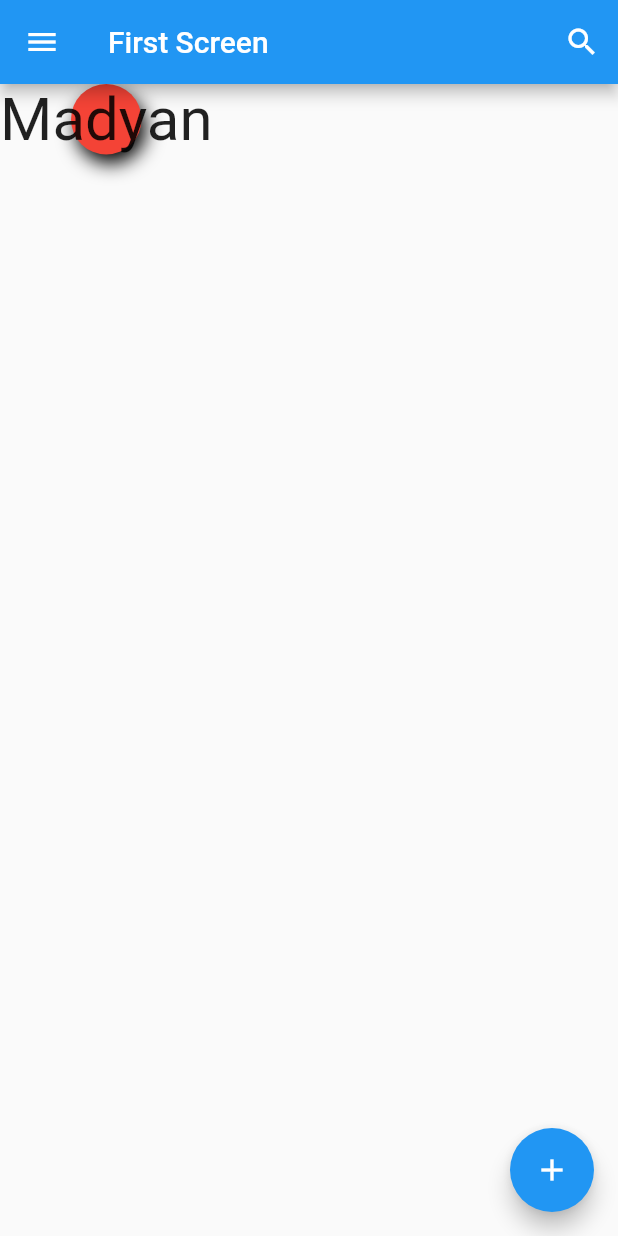
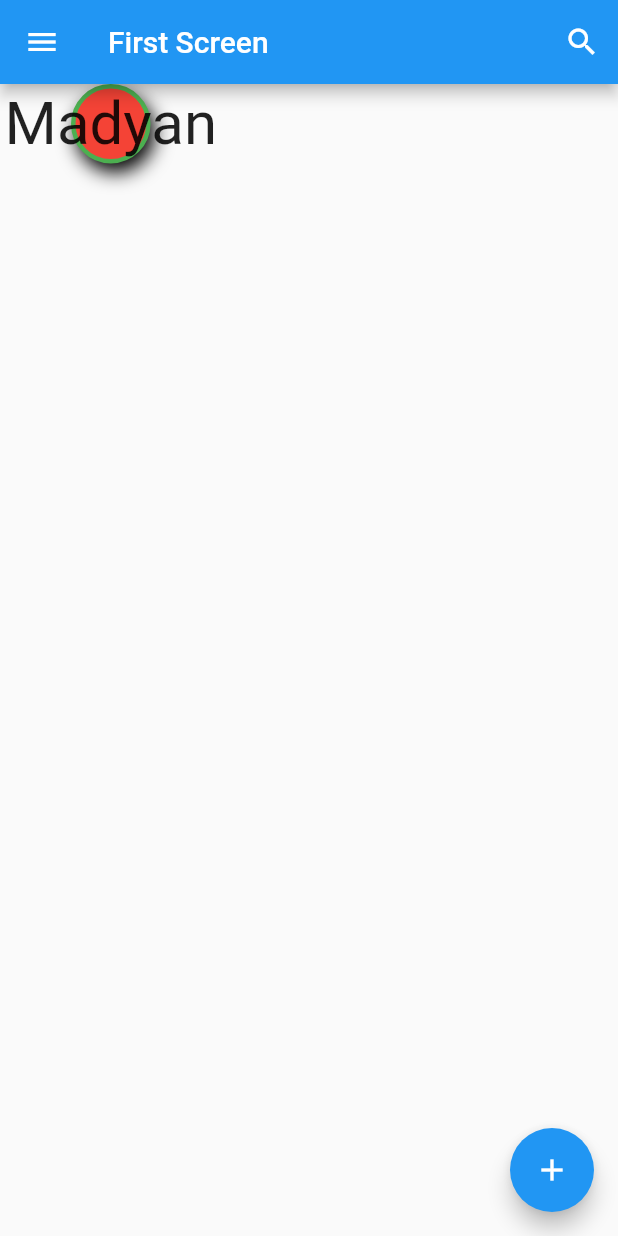
Before and after one commit to madyanes/flutter-intro-widget, a Flutter app: the screen it shows after launch, on a phone screen of 412 x 824 dp. Run offline on Flutter 3.47's test engine with Material 2 defaults, Android fonts, the phone set to English and light mode, and no system bars.

Commit message:
applying border to the container

```diff
--- a/lib/main.dart
+++ b/lib/main.dart
@@ -43,10 +43,11 @@ class FirstScreen extends StatelessWidget {
         ),
       ),
       body: Container(
-        decoration: const BoxDecoration(
+        decoration: BoxDecoration(
           color: Colors.red,
           shape: BoxShape.circle,
-          boxShadow: [
+          border: Border.all(color: Colors.green, width: 3),
+          boxShadow: const [
             BoxShadow(
               color: Colors.black,
               offset: Offset(3, 6),
```
